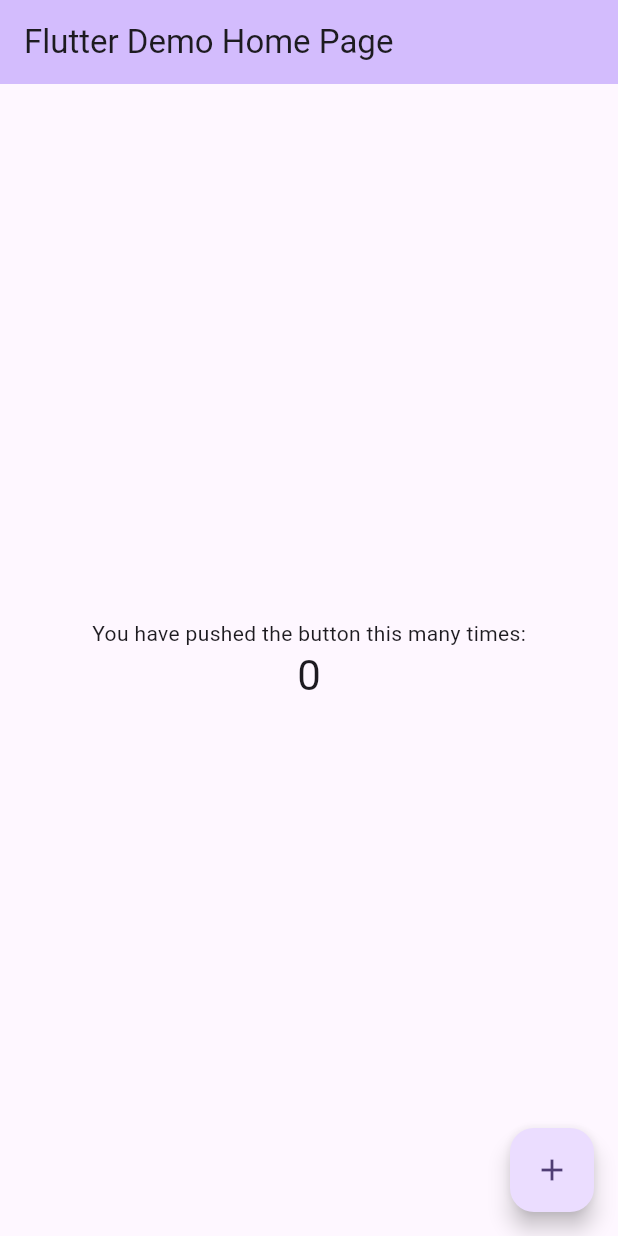
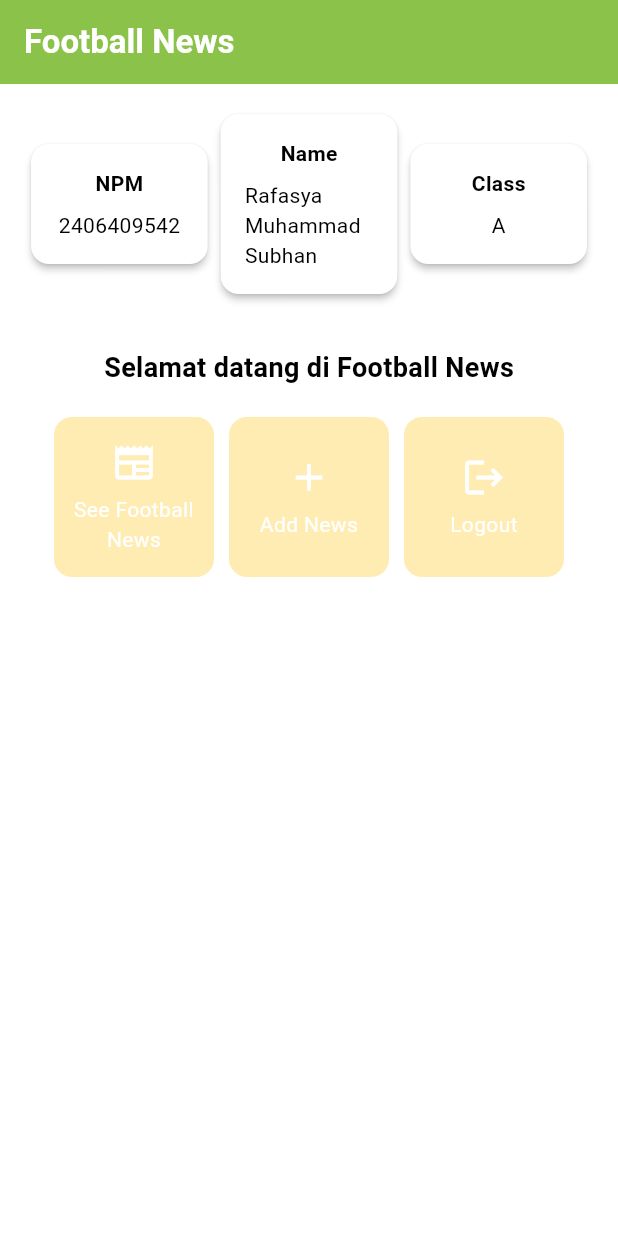
Before and after one commit to RafasyaSubhan/football-news-mobile, a Flutter app: the screen it shows after launch, on a phone screen of 412 x 824 dp. Run offline on Flutter 3.47's test engine with Material 3 defaults, Android fonts, the phone set to English and light mode, and no system bars.

Commit message:
Menambahkan menu.dart dan mengubah main.dart

```diff
--- a/lib/main.dart
+++ b/lib/main.dart
@@ -1,4 +1,5 @@
 import 'package:flutter/material.dart';
+import 'package:football_news/menu.dart';
 
 void main() {
   runApp(const MyApp());
@@ -28,95 +29,10 @@ class MyApp extends StatelessWidget {
         //
         // This works for code too, not just values: Most code changes can be
         // tested with just a hot reload.
-        colorScheme: ColorScheme.fromSeed(seedColor: Colors.deepPurple),
+         colorScheme: ColorScheme.fromSwatch(primarySwatch: Colors.lightGreen)
+         .copyWith(secondary: Colors.amber[100]),
       ),
-      home: const MyHomePage(title: 'Flutter Demo Home Page'),
+      home: MyHomePage(),
     );
   }
 }
-
-class MyHomePage extends StatefulWidget {
-  const MyHomePage({super.key, required this.title});
-
-  // This widget is the home page of your application. It is stateful, meaning
-  // that it has a State object (defined below) that contains fields that affect
-  // how it looks.
-
-  // This class is the configuration for the state. It holds the values (in this
-  // case the title) provided by the parent (in this case the App widget) and
-  // used by the build method of the State. Fields in a Widget subclass are
-  // always marked "final".
-
-  final String title;
-
-  @override
-  State<MyHomePage> createState() => _MyHomePageState();
-}
-
-class _MyHomePageState extends State<MyHomePage> {
-  int _counter = 0;
-
-  void _incrementCounter() {
-    setState(() {
-      // This call to setState tells the Flutter framework that something has
-      // changed in this State, which causes it to rerun the build method below
-      // so that the display can reflect the updated values. If we changed
-      // _counter without calling setState(), then the build method would not be
-      // called again, and so nothing would appear to happen.
-      _counter++;
-    });
-  }
-
-  @override
-  Widget build(BuildContext context) {
-    // This method is rerun every time setState is called, for instance as done
-    // by the _incrementCounter method above.
-    //
-    // The Flutter framework has been optimized to make rerunning build methods
-    // fast, so that you can just rebuild anything that needs updating rather
-    // than having to individually change instances of widgets.
-    return Scaffold(
-      appBar: AppBar(
-        // TRY THIS: Try changing the color here to a specific color (to
-        // Colors.amber, perhaps?) and trigger a hot reload to see the AppBar
-        // change color while the other colors stay the same.
-        backgroundColor: Theme.of(context).colorScheme.inversePrimary,
-        // Here we take the value from the MyHomePage object that was created by
-        // the App.build method, and use it to set our appbar title.
-        title: Text(widget.title),
-      ),
-      body: Center(
-        // Center is a layout widget. It takes a single child and positions it
-        // in the middle of the parent.
-        child: Column(
-          // Column is also a layout widget. It takes a list of children and
-          // arranges them vertically. By default, it sizes itself to fit its
-          // children horizontally, and tries to be as tall as its parent.
-          //
-          // Column has various properties to control how it sizes itself and
-          // how it positions its children. Here we use mainAxisAlignment to
-          // center the children vertically; the main axis here is the vertical
-          // axis because Columns are vertical (the cross axis would be
-          // horizontal).
-          //
-          // TRY THIS: Invoke "debug painting" (choose the "Toggle Debug Paint"
-          // action in the IDE, or press "p" in the console), to see the
-          // wireframe for each widget.
-          mainAxisAlignment: MainAxisAlignment.center,
-          children: <Widget>[
-            const Text('You have pushed the button this many times:'),
-            Text(
-              '$_counter',
-              style: Theme.of(context).textTheme.headlineMedium,
-            ),
-          ],
-        ),
-      ),
-      floatingActionButton: FloatingActionButton(
-        onPressed: _incrementCounter,
-        tooltip: 'Increment',
-        child: const Icon(Icons.add),
-      ), // This trailing comma makes auto-formatting nicer for build methods.
-    );
-  }
-}
--- /dev/null
+++ b/lib/menu.dart
@@ -0,0 +1,185 @@
+import 'package:flutter/material.dart';
+
+class MyHomePage extends StatelessWidget {
+    MyHomePage({super.key});
+    final String nama = "Rafasya Muhammad Subhan"; //nama
+    final String npm = "2406409542"; //npm
+    final String kelas = "A"; //kelas
+
+    final List<ItemHomepage> items = [
+        ItemHomepage("See Football News", Icons.newspaper),
+        ItemHomepage("Add News", Icons.add),
+        ItemHomepage("Logout", Icons.logout),
+    ];
+
+    @override
+    Widget build(BuildContext context) {
+        return Scaffold(
+              // AppBar adalah bagian atas halaman yang menampilkan judul.
+              appBar: AppBar(
+                // Judul aplikasi "Football News" dengan teks putih dan tebal.
+                title: const Text(
+                  'Football News',
+                  style: TextStyle(
+                    color: Colors.white,
+                    fontWeight: FontWeight.bold,
+                  ),
+                ),
+                // Warna latar belakang AppBar diambil dari skema warna tema aplikasi.
+                backgroundColor: Theme.of(context).colorScheme.primary,
+              ),
+              // Body halaman dengan padding di sekelilingnya.
+              body: Padding(
+                padding: const EdgeInsets.all(16.0),
+                // Menyusun widget secara vertikal dalam sebuah kolom.
+                child: Column(
+                  crossAxisAlignment: CrossAxisAlignment.center,
+                  children: [
+                    // Row untuk menampilkan 3 InfoCard secara horizontal.
+                    Row(
+                      mainAxisAlignment: MainAxisAlignment.spaceEvenly,
+                      children: [
+                        InfoCard(title: 'NPM', content: npm),
+                        InfoCard(title: 'Name', content: nama),
+                        InfoCard(title: 'Class', content: kelas),
+                      ],
+                    ),
+
+                    // Memberikan jarak vertikal 16 unit.
+                    const SizedBox(height: 16.0),
+
+                    // Menempatkan widget berikutnya di tengah halaman.
+                    Center(
+                      child: Column(
+                        // Menyusun teks dan grid item secara vertikal.
+
+                        children: [
+                          // Menampilkan teks sambutan dengan gaya tebal dan ukuran 18.
+                          const Padding(
+                            padding: EdgeInsets.only(top: 16.0),
+                            child: Text(
+                              'Selamat datang di Football News',
+                              style: TextStyle(
+                                fontWeight: FontWeight.bold,
+                                fontSize: 18.0,
+                              ),
+                            ),
+                          ),
+
+                          // Grid untuk menampilkan ItemCard dalam bentuk grid 3 kolom.
+                          GridView.count(
+                            primary: true,
+                            padding: const EdgeInsets.all(20),
+                            crossAxisSpacing: 10,
+                            mainAxisSpacing: 10,
+                            crossAxisCount: 3,
+                            // Agar grid menyesuaikan tinggi kontennya.
+                            shrinkWrap: true,
+
+                            // Menampilkan ItemCard untuk setiap item dalam list items.
+                            children: items.map((ItemHomepage item) {
+                              return ItemCard(item);
+                            }).toList(),
+                          ),
+                        ],
+                      ),
+                    ),
+                  ],
+                ),
+              ),
+            );
+    }
+}
+
+class ItemHomepage {
+ final String name;
+ final IconData icon;
+
+ ItemHomepage(this.name, this.icon);
+}
+
+class InfoCard extends StatelessWidget {
+  // Kartu informasi yang menampilkan title dan content.
+
+  final String title;  // Judul kartu.
+  final String content;  // Isi kartu.
+
+  const InfoCard({super.key, required this.title, required this.content});
+
+  @override
+  Widget build(BuildContext context) {
+    return Card(
+      // Membuat kotak kartu dengan bayangan dibawahnya.
+      elevation: 2.0,
+      child: Container(
+        // Mengatur ukuran dan jarak di dalam kartu.
+        width: MediaQuery.of(context).size.width / 3.5, // menyesuaikan dengan lebar device yang digunakan.
+        padding: const EdgeInsets.all(16.0),
+        // Menyusun title dan content secara vertikal.
+        child: Column(
+          children: [
+            Text(
+              title,
+              style: const TextStyle(fontWeight: FontWeight.bold),
+            ),
+            const SizedBox(height: 8.0),
+            Text(content),
+          ],
+        ),
+      ),
+    );
+  }
+}
+
+class ItemCard extends StatelessWidget {
+  // Menampilkan kartu dengan ikon dan nama.
+
+  final ItemHomepage item;
+
+  const ItemCard(this.item, {super.key});
+
+  @override
+  Widget build(BuildContext context) {
+    return Material(
+      // Menentukan warna latar belakang dari tema aplikasi.
+      color: Theme.of(context).colorScheme.secondary,
+      // Membuat sudut kartu melengkung.
+      borderRadius: BorderRadius.circular(12),
+
+      child: InkWell(
+        // Aksi ketika kartu ditekan.
+        onTap: () {
+          // Menampilkan pesan SnackBar saat kartu ditekan.
+          ScaffoldMessenger.of(context)
+            ..hideCurrentSnackBar()
+            ..showSnackBar(
+              SnackBar(content: Text("Kamu telah menekan tombol ${item.name}!"))
+            );
+        },
+        // Container untuk menyimpan Icon dan Text
+        child: Container(
+          padding: const EdgeInsets.all(8),
+          child: Center(
+            child: Column(
+              // Menyusun ikon dan teks di tengah kartu.
+              mainAxisAlignment: MainAxisAlignment.center,
+              children: [
+                Icon(
+                  item.icon,
+                  color: Colors.white,
+                  size: 30.0,
+                ),
+                const Padding(padding: EdgeInsets.all(3)),
+                Text(
+                  item.name,
+                  textAlign: TextAlign.center,
+                  style: const TextStyle(color: Colors.white),
+                ),
+              ],
+            ),
+          ),
+        ),
+      ),
+    );
+  }
+}
```
